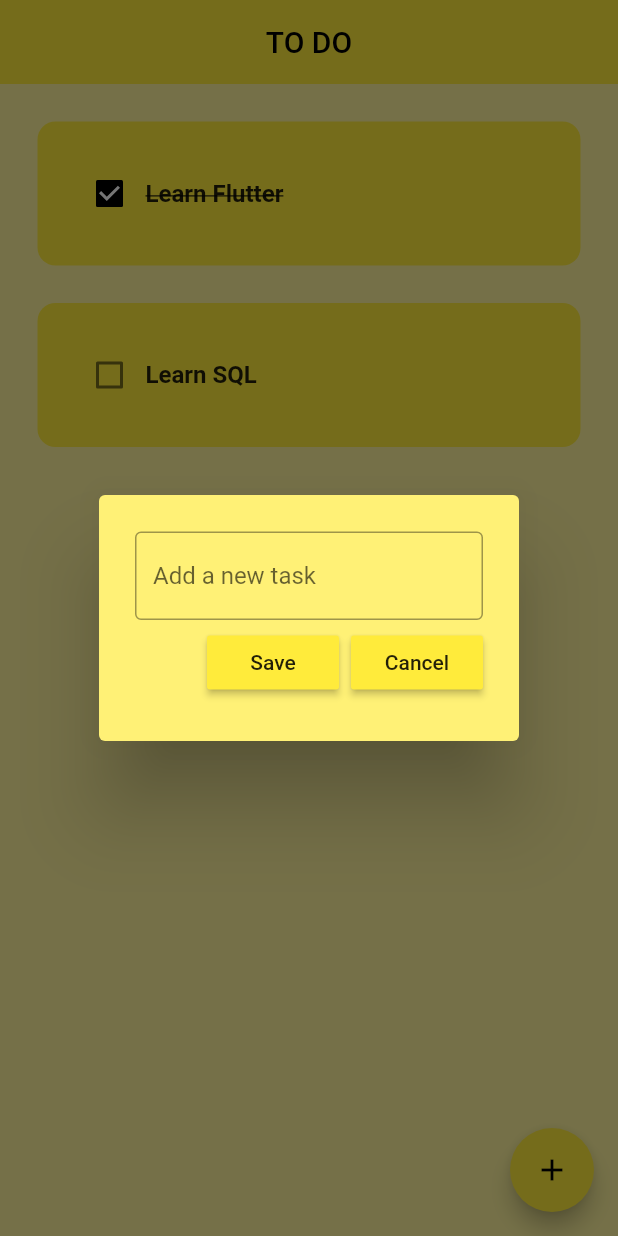
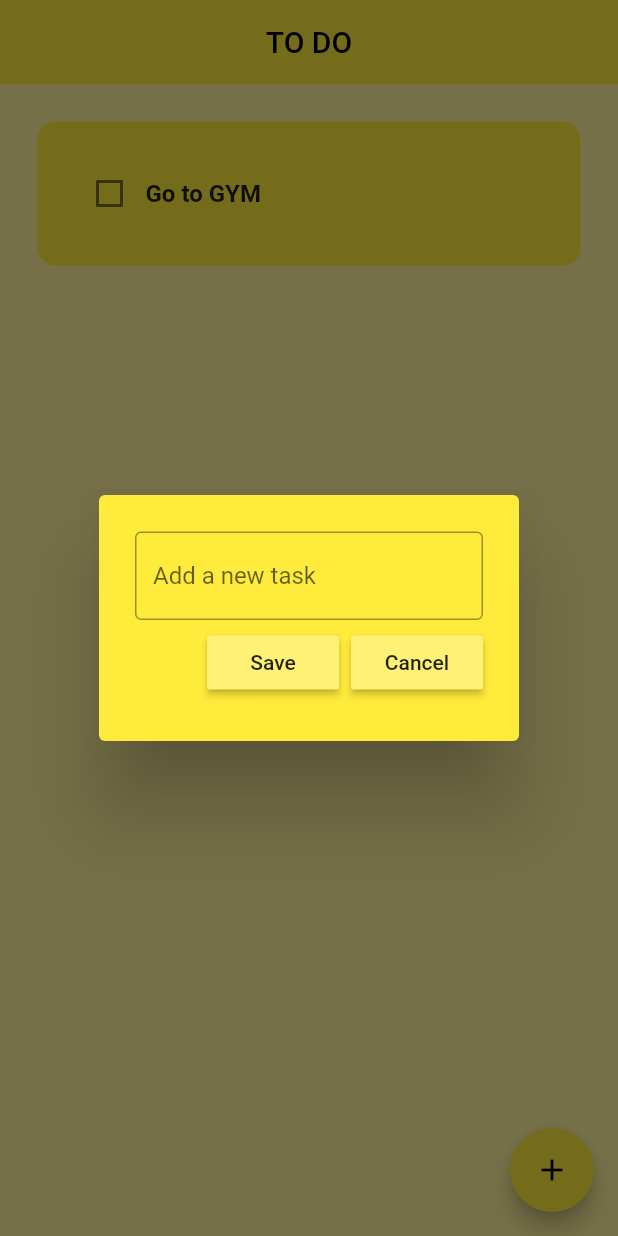
Before and after one commit to akibur-rahman/TO-DO-App, a Flutter app: the screen it shows after launch, after a tap on the "add" icon, on a phone screen of 412 x 824 dp. Run offline on Flutter 3.47's test engine with Material 2 defaults, Android fonts, the phone set to English and light mode, and no system bars; drawn by our look-alikes of flutter_slidable; our stand-ins replace hive_flutter; accounts and stored records are empty.

Commit message:
finished app. 100% complete with local storage

```diff
--- /dev/null
+++ b/todo/lib/data/database.dart
@@ -0,0 +1,23 @@
+import 'package:hive_flutter/hive_flutter.dart';
+
+class ToDoDatabase {
+  //data list
+  List toDoList = [];
+
+  //referance box
+  final _myBox = Hive.box('mybox');
+
+  void createInintrialData() {
+    toDoList = [
+      ["Go to GYM", false],
+    ];
+  }
+
+  void loadData() {
+    toDoList = _myBox.get("TODOLIST");
+  }
+
+  void updateData() {
+    _myBox.put("TODOLIST", toDoList);
+  }
+}
--- a/todo/lib/main.dart
+++ b/todo/lib/main.dart
@@ -1,7 +1,12 @@
 import 'package:flutter/material.dart';
+import 'package:hive_flutter/hive_flutter.dart';
 import 'package:todo/screens/homepage.dart';
 
-void main() {
+void main() async {
+  //hive init
+  await Hive.initFlutter();
+  //open box
+  var box = await Hive.openBox('mybox');
   return runApp(MyApp());
 }
 
@@ -9,10 +14,8 @@ class MyApp extends StatelessWidget {
   @override
   Widget build(BuildContext context) {
     return MaterialApp(
+      theme: ThemeData(primarySwatch: Colors.yellow),
       debugShowCheckedModeBanner: false,
-      theme: ThemeData(
-        primarySwatch: Colors.yellow,
-      ),
       home: Homepage(),
     );
   }
--- a/todo/lib/screens/homepage.dart
+++ b/todo/lib/screens/homepage.dart
@@ -1,4 +1,6 @@
 import 'package:flutter/material.dart';
+import 'package:hive_flutter/hive_flutter.dart';
+import 'package:todo/data/database.dart';
 import 'package:todo/util/dialog_box.dart';
 import 'package:todo/util/todo_tile.dart';
 
@@ -12,25 +14,35 @@ class Homepage extends StatefulWidget {
 class _HomepageState extends State<Homepage> {
   //text controller
   TextEditingController _controller = TextEditingController();
-  //todo list
-  List todoList = [
-    ["Learn Flutter", true],
-    ["Learn SQL", false],
-  ];
+  //database
+  final _myBox = Hive.box('mybox');
+  ToDoDatabase db = ToDoDatabase();
+  //OnChanged mehod for checkbox
 
-  //OnChanged mehod for checkbox
+  @override
+  void initState() {
+    if (_myBox.get("TODOLIST") == null) {
+      db.createInintrialData();
+    } else {
+      db.loadData();
+    }
+    super.initState();
+  }
+
   void checkBoxChanged(bool? value, int index) {
     setState(() {
-      todoList[index][1] = !todoList[index][1];
+      db.toDoList[index][1] = !db.toDoList[index][1];
     });
+    db.updateData();
   }
 
   void saveNewTask() {
     setState(() {
-      todoList.add([_controller.text, false]);
+      db.toDoList.add([_controller.text, false]);
       _controller.clear();
     });
     Navigator.of(context).pop();
+    db.updateData();
   }
 
   // create a new task
@@ -50,7 +62,14 @@ class _HomepageState extends State<Homepage> {
   //delete task
   void deleteTask(int index) {
     setState(() {
-      todoList.removeAt(index);
+      db.toDoList.removeAt(index);
+    });
+    db.updateData();
+  }
+
+  void taskCompleted(int index) {
+    setState(() {
+      db.toDoList[index][1] = true;
     });
   }
 
@@ -59,7 +78,9 @@ class _HomepageState extends State<Homepage> {
     return Scaffold(
       appBar: AppBar(
         centerTitle: true,
-        title: const Text("TO DO"),
+        title: const Text(
+          "TO DO",
+        ),
         elevation: 0,
       ),
       backgroundColor: Colors.yellow[200],
@@ -69,13 +90,14 @@ class _HomepageState extends State<Homepage> {
       ),
       body: Container(
         child: ListView.builder(
-          itemCount: todoList.length,
+          itemCount: db.toDoList.length,
           itemBuilder: (context, index) {
             return ToDoTile(
-              taskName: todoList[index][0],
-              taskCompleted: todoList[index][1],
+              taskName: db.toDoList[index][0],
+              taskCompleted: db.toDoList[index][1],
               onChanged: (value) => checkBoxChanged(value, index),
               deleteFuncation: (context) => deleteTask(index),
+              completeFunction: (context) => taskCompleted(index),
             );
           },
         ),
--- a/todo/lib/util/dialog_box.dart
+++ b/todo/lib/util/dialog_box.dart
@@ -16,7 +16,7 @@ class DialogBox extends StatelessWidget {
   @override
   Widget build(BuildContext context) {
     return AlertDialog(
-      backgroundColor: Colors.yellow[300],
+      backgroundColor: Colors.yellow,
       content: Container(
         height: 120,
         child: Column(
--- a/todo/lib/util/material_button.dart
+++ b/todo/lib/util/material_button.dart
@@ -15,7 +15,7 @@ class DefaultButton extends StatelessWidget {
     return MaterialButton(
       onPressed: onPressed,
       child: Text(text),
-      color: Theme.of(context).primaryColor,
+      color: Colors.yellow[300],
     );
   }
 }
--- a/todo/lib/util/todo_tile.dart
+++ b/todo/lib/util/todo_tile.dart
@@ -6,6 +6,7 @@ class ToDoTile extends StatelessWidget {
   bool taskCompleted;
   Function(bool?)? onChanged;
   Function(BuildContext?) deleteFuncation;
+  Function(BuildContext?) completeFunction;
 
   ToDoTile({
     super.key,
@@ -13,6 +14,7 @@ class ToDoTile extends StatelessWidget {
     required this.taskCompleted,
     required this.onChanged,
     required this.deleteFuncation,
+    required this.completeFunction,
   });
 
   @override
@@ -24,12 +26,21 @@ class ToDoTile extends StatelessWidget {
         top: 25,
       ),
       child: Slidable(
+        startActionPane: ActionPane(motion: StretchMotion(), children: [
+          SlidableAction(
+            onPressed: completeFunction,
+            backgroundColor: Colors.green,
+            icon: Icons.done,
+            label: 'Complete',
+            borderRadius: BorderRadius.circular(12),
+          ),
+        ]),
         endActionPane: ActionPane(
           motion: StretchMotion(),
           children: [
             SlidableAction(
               onPressed: deleteFuncation,
-              backgroundColor: Colors.red.shade300,
+              backgroundColor: Colors.red,
               icon: Icons.delete,
               label: 'Delete',
               borderRadius: BorderRadius.circular(12),
```
Also changed, not shown: todo/pubspec.yaml (+14 -4 lines), todo/assets/icon/icon.png (added), todo/pubspec.lock, 31 other files.
